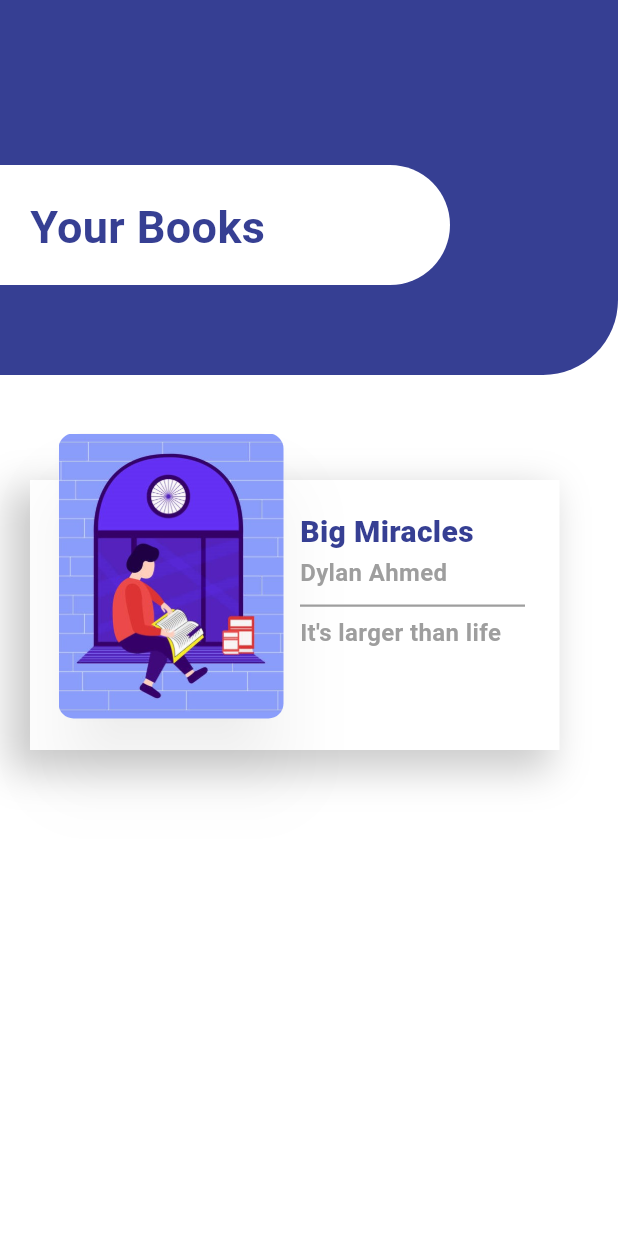
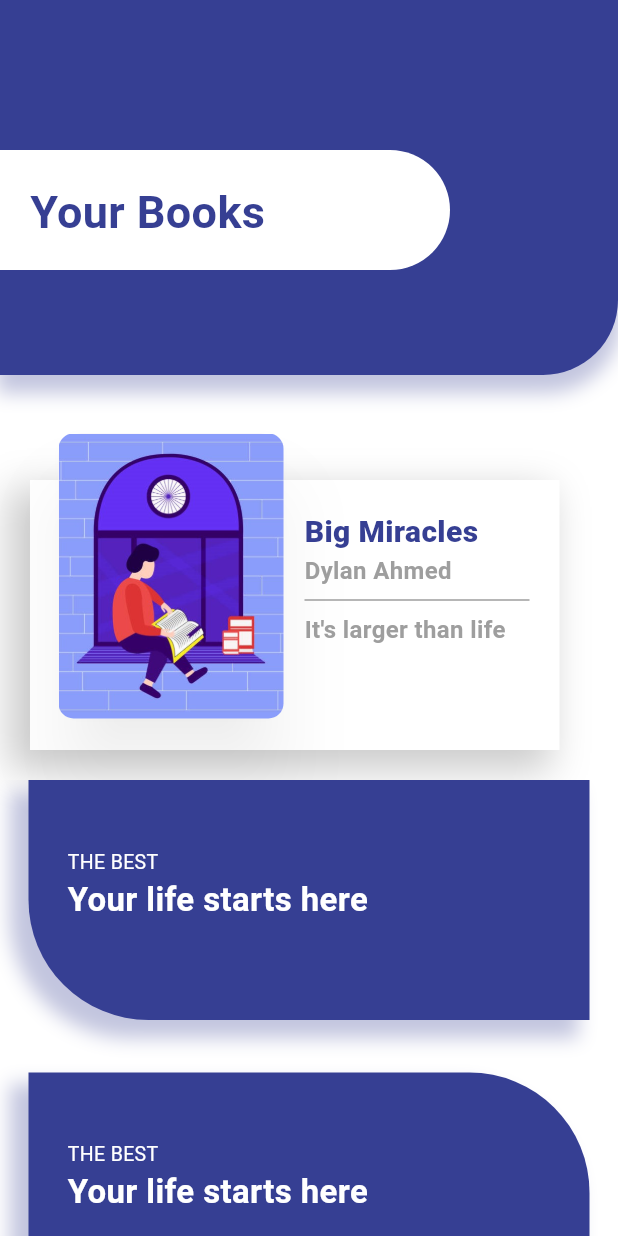
Before and after one commit to avikgh/custom_card_design_flutter, a Flutter app: the screen it shows after launch, on a phone screen of 412 x 824 dp. Run offline on Flutter 3.47's test engine with Material 3 defaults, Android fonts, the phone set to English and light mode, and no system bars.

Commit message:
Almost Done

```diff
--- a/lib/ui/screens/home_screen.dart
+++ b/lib/ui/screens/home_screen.dart
@@ -16,12 +16,20 @@ class HomeScreen extends StatelessWidget {
               color: Color(0xFF363f93),
               borderRadius: BorderRadius.only(
                 bottomRight: Radius.circular(50)
+              ),
+              boxShadow: [
+                BoxShadow(
+                  color: Color(0xFF363f93).withOpacity(0.3),
+                  offset: Offset(0.0, 10.0),
+                  blurRadius: 10,
+                  spreadRadius: 2
                 )
+              ]
             ),
             child: Stack(
               children: [
                 Positioned(
-                  top: 110,
+                  top: 100,
                   left: 0,
                   child: Container(
                     height: 80,
@@ -36,7 +44,7 @@ class HomeScreen extends StatelessWidget {
                   ),
                 ),
                 Positioned(
-                  top: 130,
+                  top: 120,
                   left: 20,
                   child: Text('Your Books', style: TextStyle(
                     color: Color(0xFF363f93),
@@ -97,41 +105,103 @@ class HomeScreen extends StatelessWidget {
                 ),
                 Positioned(
                   top: 80,
-                  left: 200,
-                  child: Text('Big Miracles', style: TextStyle(
+                  left: 203,
+                  child: Container(
+                    height: 100,
+                    width: 150,
+                    child: Column(
+                      crossAxisAlignment: CrossAxisAlignment.start,
+                      children: [
+                        Text('Big Miracles', style: TextStyle(
                             color: Color(0XFF363f93),
                             fontSize: 20,
                             fontWeight: FontWeight.w800
                         ),),
-                ),
-                Positioned(
-                  top: 110,
-                  left: 200,
-                  child: Text('Dylan Ahmed', style: TextStyle(
+                        Text('Dylan Ahmed', style: TextStyle(
                             color: Colors.grey,
                             fontSize: 16,
                             fontWeight: FontWeight.w600
                         ),),
-                ),
-                Positioned(
-                  top: 143,
-                  left: 200,
-                  child: Container(
-                    width: 150,
-                    height: 1.5,
-                    color: Colors.grey,
-                  )
-                ),
-                Positioned(
-                  top: 150,
-                  left: 200,
-                  child: Text("It's larger than life", style: TextStyle(
+                        Divider(color: Colors.grey,),
+                        Text("It's larger than life", style: TextStyle(
                             color: Colors.grey,
                             fontSize: 16,
                             fontWeight: FontWeight.w600
                         ),),
+                      ],
                     ),
+                  ),
+                )
               ],
+            ),
+          ),
+          SizedBox(height: 20,),
+          Expanded(
+            child: ListView.builder(
+              itemCount: 5,
+              itemBuilder: (context, index) {
+                return Column(
+                  children: [
+                    Stack(
+                      children: [
+                        Container(
+                          height: 160,
+                          width: double.maxFinite,
+                          child: Padding(
+                            padding: const EdgeInsets.only(left: 19, right: 19),
+                            child: Container(
+                            height: 150,
+                            width: double.maxFinite,
+                            decoration: BoxDecoration(
+                                color: Color(0XFF363f93),
+                                borderRadius: (index % 2 == 0) ?
+                                    BorderRadius.only(
+                                        bottomLeft: Radius.circular(80)
+                                    ) :
+                                    BorderRadius.only(
+                                        topRight: Radius.circular(80)
+                                    ),
+                                boxShadow: [
+                                  BoxShadow(
+                                      color: Color(0XFF363f93).withOpacity(0.3),
+                                      offset: Offset(-10.0, 10.0),
+                                      blurRadius: 10,
+                                      spreadRadius: 2
+                                  )
+                                ]
+                              ),
+                            ),
+                          ),
+                        ),
+                        Positioned(
+                          top: 45,
+                          left: 45,
+                          child: Container(
+                            height: 100,
+                            width: 210,
+                            child: Column(
+                              crossAxisAlignment: CrossAxisAlignment.start,
+                              children: [
+                                Text('THE BEST', style: TextStyle(
+                                    color: Colors.white,
+                                    fontSize: 13,
+                                    fontWeight: FontWeight.w400
+                                ),),
+                                Text('Your life starts here', style: TextStyle(
+                                    color: Colors.white,
+                                    fontSize: 22,
+                                    fontWeight: FontWeight.bold
+                                ),),
+                              ],
+                            ),
+                          ),
+                        )
+                     ]
+                    ),
+                    SizedBox(height: 35,),
+                  ],
+                );
+              },
             ),
           )
         ],
```
Lines whose indentation alone changed are shown as unchanged.
